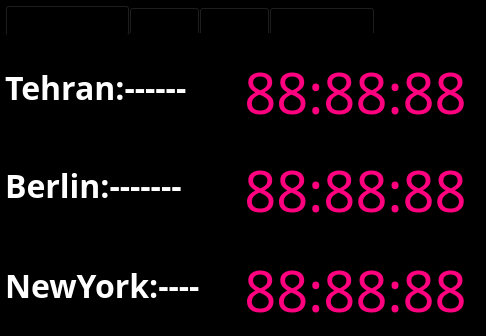
Old version of the form 25/mainwindow.ui in the repository dehmovlaei/PyLearn.
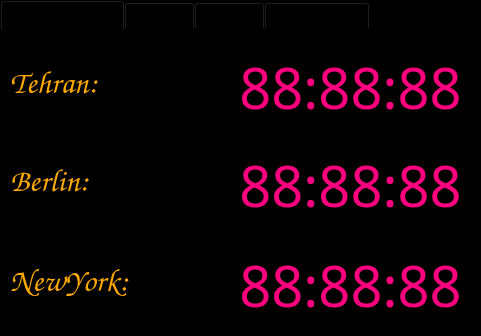
New version of the form.

What changed in the file:
```diff
--- a/25/mainwindow.ui
+++ b/25/mainwindow.ui
@@ -6,7 +6,7 @@
    <rect>
     <x>0</x>
     <y>0</y>
-    <width>486</width>
+    <width>481</width>
     <height>336</height>
    </rect>
   </property>
@@ -31,45 +31,45 @@
      <colorrole role="Button">
       <brush brushstyle="SolidPattern">
        <color alpha="255">
-        <red>43</red>
-        <green>45</green>
-        <blue>48</blue>
+        <red>0</red>
+        <green>0</green>
+        <blue>0</blue>
        </color>
       </brush>
      </colorrole>
      <colorrole role="Light">
       <brush brushstyle="SolidPattern">
        <color alpha="255">
-        <red>64</red>
-        <green>67</green>
-        <blue>72</blue>
+        <red>0</red>
+        <green>0</green>
+        <blue>0</blue>
        </color>
       </brush>
      </colorrole>
      <colorrole role="Midlight">
       <brush brushstyle="SolidPattern">
        <color alpha="255">
-        <red>53</red>
-        <green>56</green>
-        <blue>60</blue>
+        <red>0</red>
+        <green>0</green>
+        <blue>0</blue>
        </color>
       </brush>
      </colorrole>
      <colorrole role="Dark">
       <brush brushstyle="SolidPattern">
        <color alpha="255">
-        <red>21</red>
-        <green>22</green>
-        <blue>24</blue>
+        <red>0</red>
+        <green>0</green>
+        <blue>0</blue>
        </color>
       </brush>
      </colorrole>
      <colorrole role="Mid">
       <brush brushstyle="SolidPattern">
        <color alpha="255">
-        <red>29</red>
-        <green>30</green>
-        <blue>32</blue>
+        <red>0</red>
+        <green>0</green>
+        <blue>0</blue>
        </color>
       </brush>
      </colorrole>
@@ -130,9 +130,9 @@
      <colorrole role="AlternateBase">
       <brush brushstyle="SolidPattern">
        <color alpha="255">
-        <red>21</red>
-        <green>22</green>
-        <blue>24</blue>
+        <red>0</red>
+        <green>0</green>
+        <blue>0</blue>
        </color>
       </brush>
      </colorrole>
@@ -145,15 +145,6 @@
        </color>
       </brush>
      </colorrole>
-     <colorrole role="ToolTipText">
-      <brush brushstyle="SolidPattern">
-       <color alpha="255">
-        <red>0</red>
-        <green>0</green>
-        <blue>0</blue>
-       </color>
-      </brush>
-     </colorrole>
      <colorrole role="PlaceholderText">
       <brush brushstyle="SolidPattern">
        <color alpha="127">
@@ -186,45 +177,45 @@
      <colorrole role="Button">
       <brush brushstyle="SolidPattern">
        <color alpha="255">
-        <red>43</red>
-        <green>45</green>
-        <blue>48</blue>
+        <red>0</red>
+        <green>0</green>
+        <blue>0</blue>
        </color>
       </brush>
      </colorrole>
      <colorrole role="Light">
       <brush brushstyle="SolidPattern">
        <color alpha="255">
-        <red>64</red>
-        <green>67</green>
-        <blue>72</blue>
+        <red>0</red>
+        <green>0</green>
+        <blue>0</blue>
        </color>
       </brush>
      </colorrole>
      <colorrole role="Midlight">
       <brush brushstyle="SolidPattern">
        <color alpha="255">
-        <red>53</red>
-        <green>56</green>
-        <blue>60</blue>
+        <red>0</red>
+        <green>0</green>
+        <blue>0</blue>
        </color>
       </brush>
      </colorrole>
      <colorrole role="Dark">
       <brush brushstyle="SolidPattern">
        <color alpha="255">
-        <red>21</red>
-        <green>22</green>
-        <blue>24</blue>
+        <red>0</red>
+        <green>0</green>
+        <blue>0</blue>
        </color>
       </brush>
      </colorrole>
      <colorrole role="Mid">
       <brush brushstyle="SolidPattern">
        <color alpha="255">
-        <red>29</red>
-        <green>30</green>
-        <blue>32</blue>
+        <red>0</red>
+        <green>0</green>
+        <blue>0</blue>
        </color>
       </brush>
      </colorrole>
@@ -285,9 +276,9 @@
      <colorrole role="AlternateBase">
       <brush brushstyle="SolidPattern">
        <color alpha="255">
-        <red>21</red>
-        <green>22</green>
-        <blue>24</blue>
+        <red>0</red>
+        <green>0</green>
+        <blue>0</blue>
        </color>
       </brush>
      </colorrole>
@@ -300,15 +291,6 @@
        </color>
       </brush>
      </colorrole>
-     <colorrole role="ToolTipText">
-      <brush brushstyle="SolidPattern">
-       <color alpha="255">
-        <red>0</red>
-        <green>0</green>
-        <blue>0</blue>
-       </color>
-      </brush>
-     </colorrole>
      <colorrole role="PlaceholderText">
       <brush brushstyle="SolidPattern">
        <color alpha="127">
@@ -332,63 +314,63 @@
      <colorrole role="WindowText">
       <brush brushstyle="SolidPattern">
        <color alpha="255">
-        <red>21</red>
-        <green>22</green>
-        <blue>24</blue>
+        <red>0</red>
+        <green>0</green>
+        <blue>0</blue>
        </color>
       </brush>
      </colorrole>
      <colorrole role="Button">
       <brush brushstyle="SolidPattern">
        <color alpha="255">
-        <red>43</red>
-        <green>45</green>
-        <blue>48</blue>
+        <red>0</red>
+        <green>0</green>
+        <blue>0</blue>
        </color>
       </brush>
      </colorrole>
      <colorrole role="Light">
       <brush brushstyle="SolidPattern">
        <color alpha="255">
-        <red>64</red>
-        <green>67</green>
-        <blue>72</blue>
+        <red>0</red>
+        <green>0</green>
+        <blue>0</blue>
        </color>
       </brush>
      </colorrole>
      <colorrole role="Midlight">
       <brush brushstyle="SolidPattern">
        <color alpha="255">
-        <red>53</red>
-        <green>56</green>
-        <blue>60</blue>
+        <red>0</red>
+        <green>0</green>
+        <blue>0</blue>
        </color>
       </brush>
      </colorrole>
      <colorrole role="Dark">
       <brush brushstyle="SolidPattern">
        <color alpha="255">
-        <red>21</red>
-        <green>22</green>
-        <blue>24</blue>
+        <red>0</red>
+        <green>0</green>
+        <blue>0</blue>
        </color>
       </brush>
      </colorrole>
      <colorrole role="Mid">
       <brush brushstyle="SolidPattern">
        <color alpha="255">
-        <red>29</red>
-        <green>30</green>
-        <blue>32</blue>
+        <red>0</red>
+        <green>0</green>
+        <blue>0</blue>
        </color>
       </brush>
      </colorrole>
      <colorrole role="Text">
       <brush brushstyle="SolidPattern">
        <color alpha="255">
-        <red>21</red>
-        <green>22</green>
-        <blue>24</blue>
+        <red>0</red>
+        <green>0</green>
+        <blue>0</blue>
        </color>
       </brush>
      </colorrole>
@@ -404,9 +386,9 @@
      <colorrole role="ButtonText">
       <brush brushstyle="SolidPattern">
        <color alpha="255">
-        <red>21</red>
-        <green>22</green>
-        <blue>24</blue>
+        <red>0</red>
+        <green>0</green>
+        <blue>0</blue>
        </color>
       </brush>
      </colorrole>
@@ -440,9 +422,9 @@
      <colorrole role="AlternateBase">
       <brush brushstyle="SolidPattern">
        <color alpha="255">
-        <red>43</red>
-        <green>45</green>
-        <blue>48</blue>
+        <red>0</red>
+        <green>0</green>
+        <blue>0</blue>
        </color>
       </brush>
      </colorrole>
@@ -455,30 +437,21 @@
        </color>
       </brush>
      </colorrole>
-     <colorrole role="ToolTipText">
-      <brush brushstyle="SolidPattern">
-       <color alpha="255">
-        <red>0</red>
-        <green>0</green>
-        <blue>0</blue>
-       </color>
-      </brush>
-     </colorrole>
      <colorrole role="PlaceholderText">
       <brush brushstyle="SolidPattern">
        <color alpha="127">
-        <red>21</red>
-        <green>22</green>
-        <blue>24</blue>
+        <red>0</red>
+        <green>0</green>
+        <blue>0</blue>
        </color>
       </brush>
      </colorrole>
      <colorrole role="Accent">
       <brush brushstyle="SolidPattern">
        <color alpha="255">
-        <red>30</red>
-        <green>32</green>
-        <blue>34</blue>
+        <red>0</red>
+        <green>0</green>
+        <blue>0</blue>
        </color>
       </brush>
      </colorrole>
@@ -492,8 +465,8 @@
    <widget class="QTabWidget" name="tabWidget">
     <property name="geometry">
      <rect>
-      <x>5</x>
-      <y>5</y>
+      <x>0</x>
+      <y>0</y>
       <width>481</width>
       <height>351</height>
      </rect>
@@ -618,9 +591,9 @@
        <colorrole role="AlternateBase">
         <brush brushstyle="SolidPattern">
          <color alpha="255">
-          <red>15</red>
-          <green>15</green>
-          <blue>17</blue>
+          <red>255</red>
+          <green>255</green>
+          <blue>255</blue>
          </color>
         </brush>
        </colorrole>
@@ -773,9 +746,9 @@
        <colorrole role="AlternateBase">
         <brush brushstyle="SolidPattern">
          <color alpha="255">
-          <red>15</red>
-          <green>15</green>
-          <blue>17</blue>
+          <red>255</red>
+          <green>255</green>
+          <blue>255</blue>
          </color>
         </brush>
        </colorrole>
@@ -928,9 +901,9 @@
        <colorrole role="AlternateBase">
         <brush brushstyle="SolidPattern">
          <color alpha="255">
-          <red>30</red>
-          <green>31</green>
-          <blue>34</blue>
+          <red>255</red>
+          <green>255</green>
+          <blue>255</blue>
          </color>
         </brush>
        </colorrole>
@@ -1008,6 +981,100 @@
      <bool>false</bool>
     </property>
     <widget class="QWidget" name="tab_1">
+     <property name="palette">
+      <palette>
+       <active>
+        <colorrole role="Button">
+         <brush brushstyle="SolidPattern">
+          <color alpha="255">
+           <red>0</red>
+           <green>0</green>
+           <blue>0</blue>
+          </color>
+         </brush>
+        </colorrole>
+        <colorrole role="Base">
+         <brush brushstyle="SolidPattern">
+          <color alpha="255">
+           <red>0</red>
+           <green>0</green>
+           <blue>0</blue>
+          </color>
+         </brush>
+        </colorrole>
+        <colorrole role="Window">
+         <brush brushstyle="SolidPattern">
+          <color alpha="255">
+           <red>0</red>
+           <green>0</green>
+           <blue>0</blue>
+          </color>
+         </brush>
+        </colorrole>
+       </active>
+       <inactive>
+        <colorrole role="Button">
+         <brush brushstyle="SolidPattern">
+          <color alpha="255">
+           <red>0</red>
+           <green>0</green>
+           <blue>0</blue>
+          </color>
+         </brush>
+        </colorrole>
+        <colorrole role="Base">
+         <brush brushstyle="SolidPattern">
+          <color alpha="255">
+           <red>0</red>
+           <green>0</green>
+           <blue>0</blue>
+          </color>
+         </brush>
+        </colorrole>
+        <colorrole role="Window">
+         <brush brushstyle="SolidPattern">
+          <color alpha="255">
+           <red>0</red>
+           <green>0</green>
+           <blue>0</blue>
+          </color>
+         </brush>
+        </colorrole>
+       </inactive>
+       <disabled>
+        <colorrole role="Button">
+         <brush brushstyle="SolidPattern">
+          <color alpha="255">
+           <red>0</red>
+           <green>0</green>
+           <blue>0</blue>
+          </color>
+         </brush>
+        </colorrole>
+        <colorrole role="Base">
+         <brush brushstyle="SolidPattern">
+          <color alpha="255">
+           <red>0</red>
+           <green>0</green>
+           <blue>0</blue>
+          </color>
+         </brush>
+        </colorrole>
+        <colorrole role="Window">
+         <brush brushstyle="SolidPattern">
+          <color alpha="255">
+           <red>0</red>
+           <green>0</green>
+           <blue>0</blue>
+          </color>
+         </brush>
+        </colorrole>
+       </disabled>
+      </palette>
+     </property>
+     <property name="styleSheet">
+      <string notr="true">background-color: rgb(0, 0, 0);</string>
+     </property>
      <attribute name="title">
       <string>World Clock</string>
      </attribute>
@@ -2508,7 +2575,7 @@
      <widget class="QLabel" name="lbl_iran">
       <property name="geometry">
        <rect>
-        <x>0</x>
+        <x>10</x>
         <y>12</y>
         <width>211</width>
         <height>81</height>
@@ -2985,7 +3052,7 @@
       </property>
       <property name="font">
        <font>
-        <family>Sitka Small Semibold</family>
+        <family>Comic Sans MS</family>
         <pointsize>24</pointsize>
         <italic>false</italic>
         <bold>true</bold>
@@ -2994,10 +3061,10 @@
        </font>
       </property>
       <property name="styleSheet">
-       <string notr="true">color: rgb(255, 255, 255);</string>
+       <string notr="true">color: rgb(255, 170, 0)</string>
       </property>
       <property name="text">
-       <string>Tehran:------</string>
+       <string>Tehran:</string>
       </property>
       <property name="alignment">
        <set>Qt::AlignLeading|Qt::AlignLeft|Qt::AlignVCenter</set>
@@ -3006,7 +3073,7 @@
      <widget class="QLabel" name="lbl_germany">
       <property name="geometry">
        <rect>
-        <x>0</x>
+        <x>10</x>
         <y>110</y>
         <width>211</width>
         <height>81</height>
@@ -3483,7 +3550,7 @@
       </property>
       <property name="font">
        <font>
-        <family>Sitka Small Semibold</family>
+        <family>Comic Sans MS</family>
         <pointsize>24</pointsize>
         <italic>false</italic>
         <bold>true</bold>
@@ -3492,10 +3559,10 @@
        </font>
       </property>
       <property name="styleSheet">
-       <string notr="true">color: rgb(255, 255, 255);</string>
+       <string notr="true">color: rgb(255, 170, 0)</string>
       </property>
       <property name="text">
-       <string>Berlin:-------</string>
+       <string>Berlin:</string>
       </property>
       <property name="alignment">
        <set>Qt::AlignLeading|Qt::AlignLeft|Qt::AlignVCenter</set>
@@ -3504,7 +3571,7 @@
      <widget class="QLabel" name="lbl_usa">
       <property name="geometry">
        <rect>
-        <x>0</x>
+        <x>10</x>
         <y>210</y>
         <width>211</width>
         <height>81</height>
@@ -3981,7 +4048,7 @@
       </property>
       <property name="font">
        <font>
-        <family>Sitka Small Semibold</family>
+        <family>Comic Sans MS</family>
         <pointsize>24</pointsize>
         <italic>false</italic>
         <bold>true</bold>
@@ -3990,10 +4057,10 @@
        </font>
       </property>
       <property name="styleSheet">
-       <string notr="true">color:rgb(255, 255, 255)</string>
+       <string notr="true">color:rgb(255, 170, 0)</string>
       </property>
       <property name="text">
-       <string>NewYork:----</string>
+       <string>NewYork:</string>
       </property>
       <property name="alignment">
        <set>Qt::AlignLeading|Qt::AlignLeft|Qt::AlignVCenter</set>
```
Left out of the diff: 118 changed lines with no effect on the pictures.
